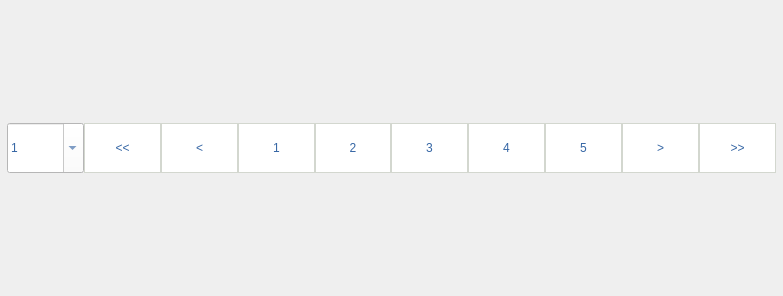
Before: the Qt Designer form isp/resources/designer_uis/PaginationWidget.ui in ProjectISP/ISP, drawn with Qt 5.
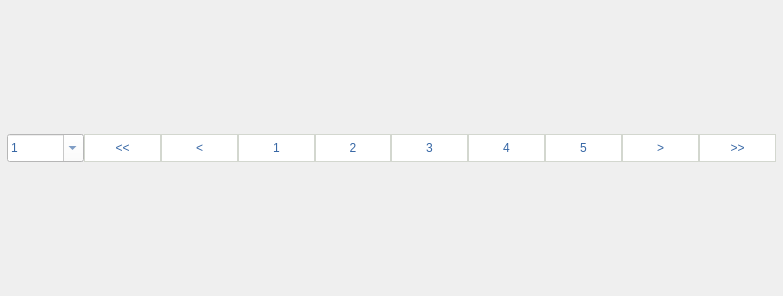
After: the same form once the commit is applied.

Patch:
```diff
--- a/isp/resources/designer_uis/PaginationWidget.ui
+++ b/isp/resources/designer_uis/PaginationWidget.ui
@@ -100,7 +100,7 @@
         <property name="minimumSize">
          <size>
           <width>0</width>
-          <height>50</height>
+          <height>28</height>
          </size>
         </property>
         <property name="toolTip">
@@ -170,7 +170,7 @@
         <property name="minimumSize">
          <size>
           <width>0</width>
-          <height>50</height>
+          <height>28</height>
          </size>
         </property>
         <property name="toolTip">
@@ -189,7 +189,7 @@
         <property name="minimumSize">
          <size>
           <width>0</width>
-          <height>50</height>
+          <height>28</height>
          </size>
         </property>
         <property name="toolTip">
@@ -208,7 +208,7 @@
         <property name="minimumSize">
          <size>
           <width>0</width>
-          <height>50</height>
+          <height>28</height>
          </size>
         </property>
         <property name="text">
@@ -224,7 +224,7 @@
         <property name="minimumSize">
          <size>
           <width>0</width>
-          <height>50</height>
+          <height>28</height>
          </size>
         </property>
         <property name="text">
@@ -240,7 +240,7 @@
         <property name="minimumSize">
          <size>
           <width>0</width>
-          <height>50</height>
+          <height>28</height>
          </size>
         </property>
         <property name="text">
@@ -256,7 +256,7 @@
         <property name="minimumSize">
          <size>
           <width>0</width>
-          <height>50</height>
+          <height>28</height>
          </size>
         </property>
         <property name="text">
@@ -269,7 +269,7 @@
         <property name="minimumSize">
          <size>
           <width>0</width>
-          <height>50</height>
+          <height>28</height>
          </size>
         </property>
         <property name="text">
@@ -282,7 +282,7 @@
         <property name="minimumSize">
          <size>
           <width>0</width>
-          <height>50</height>
+          <height>28</height>
          </size>
         </property>
         <property name="toolTip">
@@ -301,7 +301,7 @@
         <property name="minimumSize">
          <size>
           <width>0</width>
-          <height>50</height>
+          <height>28</height>
          </size>
         </property>
         <property name="toolTip">
```
